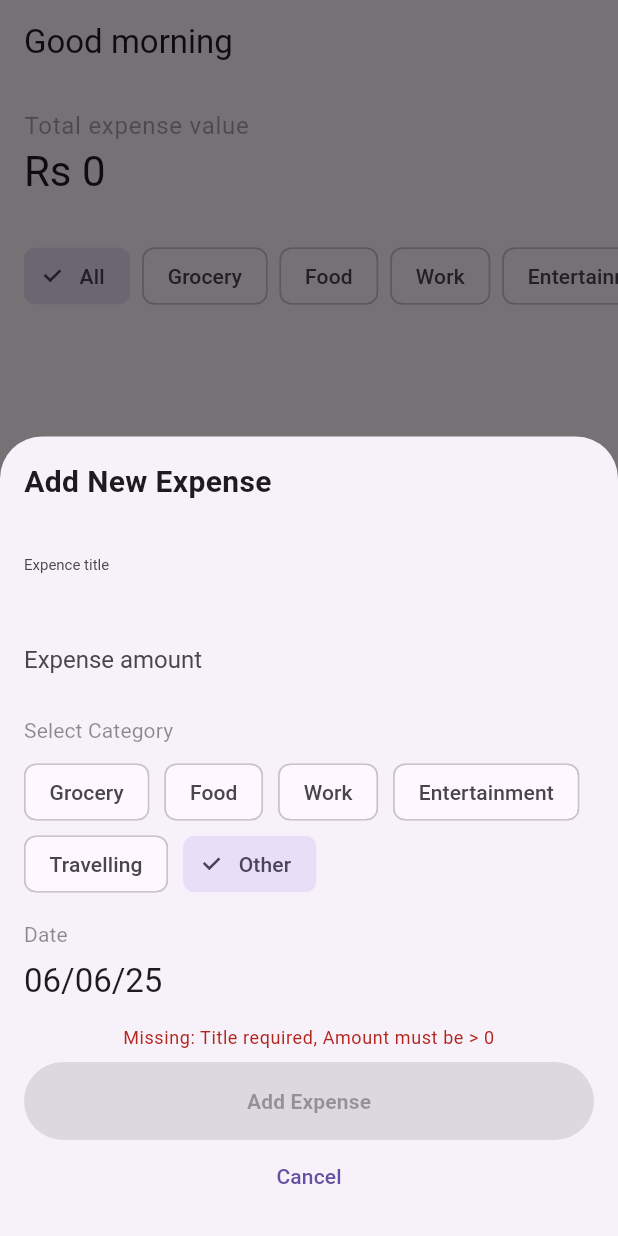
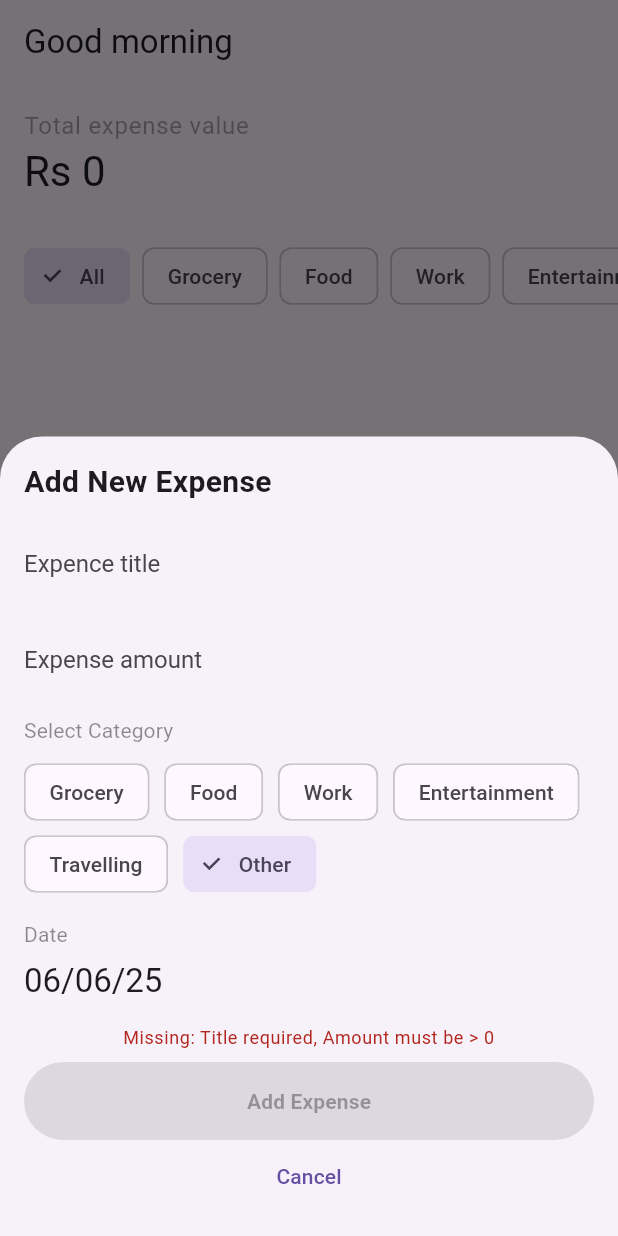
Before and after one commit to ErandaRandikaRox/Expence-tracker, a Flutter app: the screen it shows after launch, after a tap on the "add" icon, on a phone screen of 412 x 824 dp. Run offline on Flutter 3.47's test engine with Material 3 defaults, Android fonts, the phone set to English and light mode, and no system bars; our stand-ins replace bloc, equatable, flutter_bloc, rxdart, shared_preferences.

Commit message:
font bug fix the text field

```diff
--- a/expence_tracker/lib/widgets/textFieldWidgect.dart
+++ b/expence_tracker/lib/widgets/textFieldWidgect.dart
@@ -10,7 +10,7 @@ class TextFieldWidgect extends StatelessWidget {
     final TextTheme = Theme.of(context).textTheme;
     final state = context.watch<ExpenseFormBloc>().state;
     return TextFormField(
-      style: TextTheme.displaySmall?.copyWith(fontSize: 10),
+      style: TextTheme.displaySmall?.copyWith(fontSize: 16),
       onChanged: (value) {
         context.read<ExpenseFormBloc>().add(ExpenseTitleChanged(value));
       },
```
